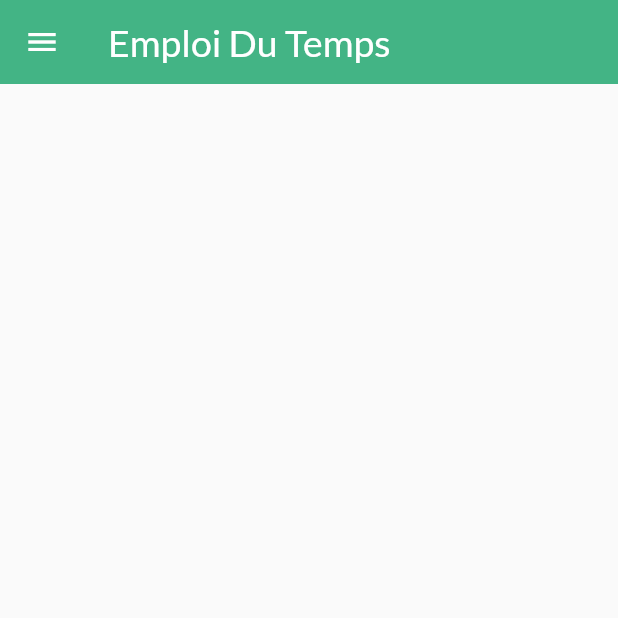
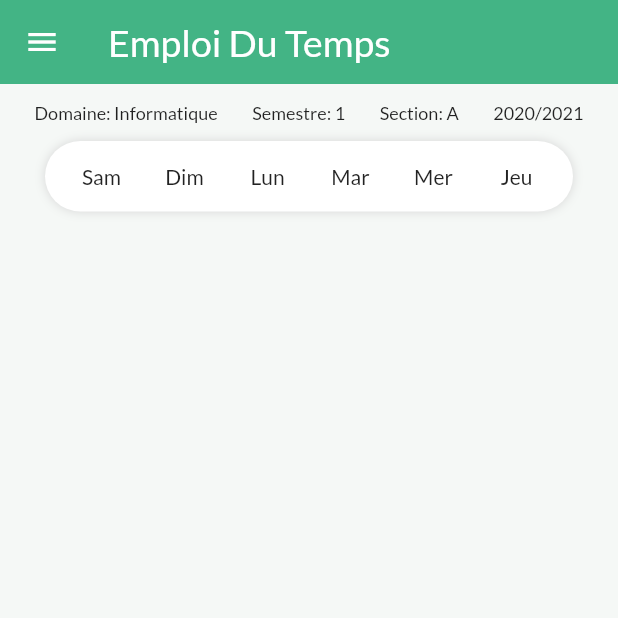
Before and after one commit to openmindsclub/Student-App, a Flutter app: the EmploiDuT screen opened by its route, on a phone screen of 412 x 824 dp, the top half of it. Run offline on Flutter 3.47's test engine with Material 2 defaults, Android fonts, the phone set to English and light mode, and no system bars.

Commit message:
time table begin

```diff
--- a/lib/menu_elements/time_table.dart
+++ b/lib/menu_elements/time_table.dart
@@ -28,14 +28,68 @@ class _EmploiDuTState extends State<EmploiDuT> {
         elevation: 0.0,
       ),
       drawer: MainDrawer(),
-      body: Column(
-        children: <Widget>[
-          Row(
-            children: <Widget>[
-
-            ],
-          ),
-        ],
+      body: Container(
+        color: Color(0xffF5F8F6),
+        child: Column(
+          children: <Widget>[
+            Container(
+              margin: EdgeInsets.only(top:12.0, bottom:12.0),
+              child: Row(
+                mainAxisAlignment: MainAxisAlignment.spaceEvenly,
+                children: <Widget>[
+                  Text(
+                    "Domaine: $domaine",
+                    style: TextStyle(
+                      fontSize: 12,
+                    ),
+                  ),
+                  Text(
+                    "Semestre: $semester",
+                    style: TextStyle(
+                      fontSize: 12,
+                    ),
+                  ),
+                  Text(
+                    "Section: $section",
+                    style: TextStyle(
+                      fontSize: 12,
+                    ),
+                  ),
+                  Text(
+                    "2020/2021",
+                    style: TextStyle(
+                      fontSize: 12,
+                    ),
+                  ),
+                ],
+              ),
+            ),
+            Container(
+              margin: EdgeInsets.only(left:30.0, right:30.0),
+              padding: EdgeInsets.fromLTRB(10.0, 15.0, 10.0, 15.0),
+              decoration: BoxDecoration(
+                boxShadow: [
+                  new BoxShadow(
+                    color: Colors.grey[350],
+                    blurRadius: 5.0,
+                  ),
+                ],
+                borderRadius: BorderRadius.all(Radius.circular(40.0),),
+                color: Colors.white,
+              ),
+              child: Row(
+                children: <Widget>[
+                  Expanded(child: Center(child: Text("Sam"))),
+                  Expanded(child: Center(child: Text("Dim"))),
+                  Expanded(child: Center(child: Text("Lun"))),
+                  Expanded(child: Center(child: Text("Mar"))),
+                  Expanded(child: Center(child: Text("Mer"))),
+                  Expanded(child: Center(child: Text("Jeu"))),
+                ],
+              ),
+            ),
+          ],
+        ),
       ),
     );
   }
```
